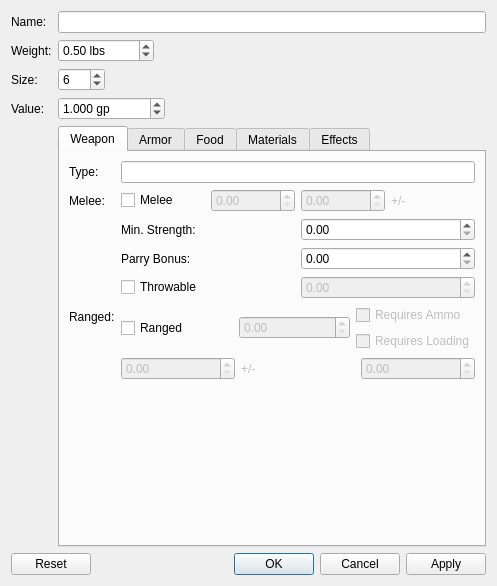
First picture: the form in ui/CreateItemPrototypeWidget.ui, repository jgardner1/JGRPGTools, before the edit.
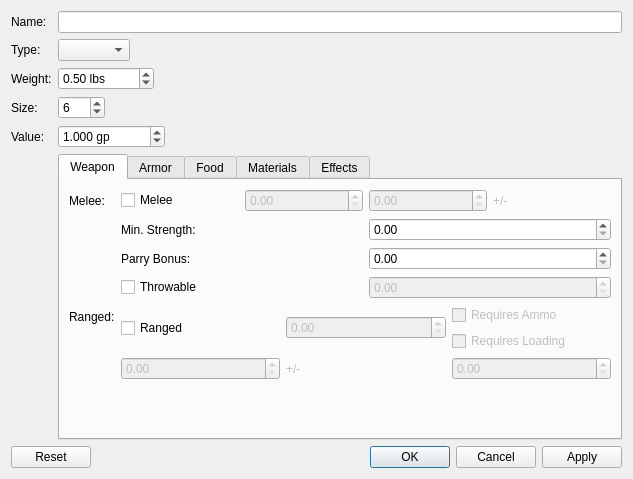
Second picture: the form after the edit. Custom widgets are drawn as their Qt base class.

Commit message: Item Prototypes are mostly done

Patch:
```diff
--- a/ui/CreateItemPrototypeWidget.ui
+++ b/ui/CreateItemPrototypeWidget.ui
@@ -6,8 +6,8 @@
    <rect>
     <x>0</x>
     <y>0</y>
-    <width>497</width>
-    <height>586</height>
+    <width>633</width>
+    <height>479</height>
    </rect>
   </property>
   <property name="windowTitle">
@@ -24,14 +24,14 @@
    <item row="0" column="1">
     <widget class="QLineEdit" name="nameLineEdit"/>
    </item>
-   <item row="1" column="0">
+   <item row="2" column="0">
     <widget class="QLabel" name="label_3">
      <property name="text">
       <string>Weight:</string>
      </property>
     </widget>
    </item>
-   <item row="1" column="1">
+   <item row="2" column="1">
     <layout class="QHBoxLayout" name="horizontalLayout_8">
      <item>
       <widget class="QDoubleSpinBox" name="weightSpinBox">
@@ -64,14 +64,14 @@
      </item>
     </layout>
    </item>
-   <item row="2" column="0">
+   <item row="3" column="0">
     <widget class="QLabel" name="label_4">
      <property name="text">
       <string>Size:</string>
      </property>
     </widget>
    </item>
-   <item row="2" column="1">
+   <item row="3" column="1">
     <layout class="QHBoxLayout" name="horizontalLayout_9">
      <item>
       <widget class="InchesSpinBox" name="sizeSpinBox">
@@ -98,14 +98,14 @@
      </item>
     </layout>
    </item>
-   <item row="3" column="0">
+   <item row="4" column="0">
     <widget class="QLabel" name="label_5">
      <property name="text">
       <string>Value:</string>
      </property>
     </widget>
    </item>
-   <item row="3" column="1">
+   <item row="4" column="1">
     <layout class="QHBoxLayout" name="horizontalLayout_10">
      <item>
       <widget class="QDoubleSpinBox" name="valueSpinBox">
@@ -138,7 +138,7 @@
      </item>
     </layout>
    </item>
-   <item row="4" column="1">
+   <item row="5" column="1">
     <widget class="QTabWidget" name="tabWidget">
      <property name="currentIndex">
       <number>0</number>
@@ -148,16 +148,6 @@
        <string>Weapon</string>
       </attribute>
       <layout class="QFormLayout" name="formLayout">
-       <item row="0" column="0">
-        <widget class="QLabel" name="label_7">
-         <property name="text">
-          <string>Type:</string>
-         </property>
-        </widget>
-       </item>
-       <item row="0" column="1">
-        <widget class="QLineEdit" name="weaponTypeLineEdit"/>
-       </item>
        <item row="1" column="0">
         <widget class="QLabel" name="label_8">
          <property name="text">
@@ -369,7 +359,7 @@
      </widget>
     </widget>
    </item>
-   <item row="5" column="0" colspan="2">
+   <item row="6" column="0" colspan="2">
     <widget class="QDialogButtonBox" name="buttonBox">
      <property name="orientation">
       <enum>Qt::Horizontal</enum>
@@ -379,6 +369,33 @@
      </property>
     </widget>
    </item>
+   <item row="1" column="0">
+    <widget class="QLabel" name="label_7">
+     <property name="text">
+      <string>Type:</string>
+     </property>
+    </widget>
+   </item>
+   <item row="1" column="1">
+    <layout class="QHBoxLayout" name="horizontalLayout_11">
+     <item>
+      <widget class="ItemTypeComboBox" name="typeComboBox"/>
+     </item>
+     <item>
+      <spacer name="horizontalSpacer_4">
+       <property name="orientation">
+        <enum>Qt::Horizontal</enum>
+       </property>
+       <property name="sizeHint" stdset="0">
+        <size>
+         <width>40</width>
+         <height>20</height>
+        </size>
+       </property>
+      </spacer>
+     </item>
+    </layout>
+   </item>
   </layout>
  </widget>
  <customwidgets>
@@ -392,6 +409,11 @@
    <extends>QDoubleSpinBox</extends>
    <header>jgrpg/InchesSpinBox.h</header>
   </customwidget>
+  <customwidget>
+   <class>ItemTypeComboBox</class>
+   <extends>QComboBox</extends>
+   <header>jgrpg/ItemTypeComboBox.h</header>
+  </customwidget>
  </customwidgets>
  <resources/>
  <connections>
```
Left out of the diff: 33 changed lines with no effect on the pictures. The commit also changes 9 other files.
